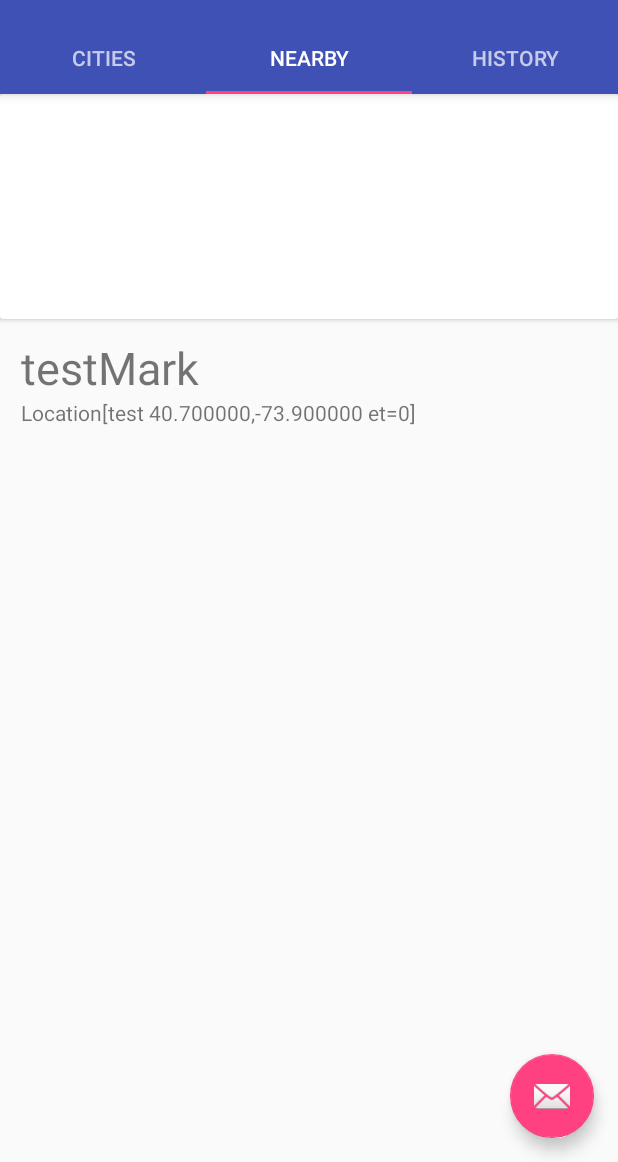
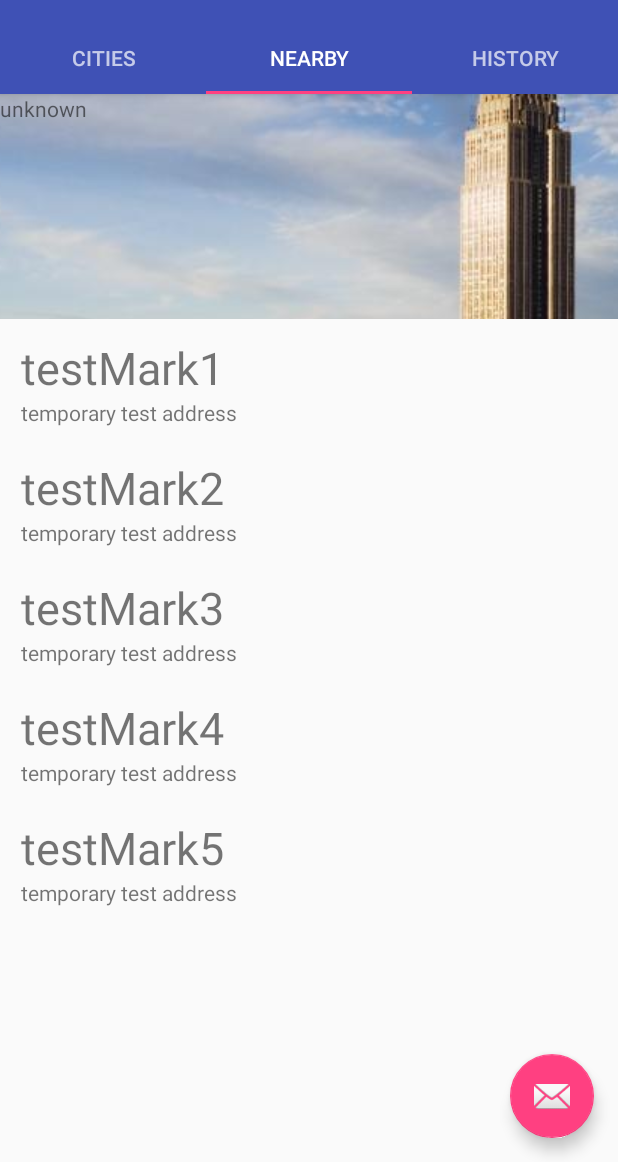
Before and after one commit to zebybez/SmartMobile, an Android app: the screen it shows after launch (MainActivity), tab 2 chosen, on a phone screen of 412 x 824 dp, the part 74-1236 px from its top. Run offline under Robolectric (Android 15) with nearby library versions, the phone set to English and light mode, and no system bars.

Commit message:
made location getting in NearbyFragment...

```diff
--- a/app/src/main/AndroidManifest.xml
+++ b/app/src/main/AndroidManifest.xml
@@ -21,4 +21,9 @@
         </activity>
     </application>
 
+    <!--PERMISSIONS-->
+    <uses-permission android:name="android.permission.ACCESS_FINE_LOCATION" />
+    <!-- Needed only if your app targets Android 5.0 (API level 21) or higher. -->
+    <uses-feature android:name="android.hardware.location.gps" />
+
 </manifest>
--- a/app/src/main/java/com/duo/app/bonnefoyage/Activity/MainActivity.java
+++ b/app/src/main/java/com/duo/app/bonnefoyage/Activity/MainActivity.java
@@ -1,5 +1,6 @@
 package com.duo.app.bonnefoyage.Activity;
 
+import android.content.Context;
 import android.location.Location;
 import android.support.design.widget.TabLayout;
 import android.support.design.widget.FloatingActionButton;
@@ -45,6 +46,7 @@ public class MainActivity extends AppCompatActivity {
      */
     private User user;
 
+
     @Override
     protected void onCreate(Bundle savedInstanceState) {
         super.onCreate(savedInstanceState);
@@ -78,12 +80,17 @@ public class MainActivity extends AppCompatActivity {
 
         //testing here
         user = new User("test@test.test", "testUser");
+
         Location location = new Location("test");
-        location.setLatitude(40.7);
-        location.setLongitude(-73.9);
+        location.setLatitude(54.7);
+        location.setLongitude(3.9);
 
         City city = new City("New York", location, R.drawable.empire_state_building);
-        city.addLandMark(new LandMark("testMark", location, AttractionType.Skyscraper));
+        city.addLandMark(new LandMark("testMark1", location, AttractionType.Skyscraper));
+        city.addLandMark(new LandMark("testMark2", location, AttractionType.Skyscraper));
+        city.addLandMark(new LandMark("testMark3", location, AttractionType.Skyscraper));
+        city.addLandMark(new LandMark("testMark4", location, AttractionType.Skyscraper));
+        city.addLandMark(new LandMark("testMark5", location, AttractionType.Skyscraper));
 
         user.addRecommendation(city);
         user.addRecommendation(new City("test2", new Location("fake"),R.drawable.empire_state_building));
@@ -176,5 +183,6 @@ public class MainActivity extends AppCompatActivity {
             }
             return null;
         }
+
     }
 }
--- a/app/src/main/java/com/duo/app/bonnefoyage/Activity/fragment/CityFragment.java
+++ b/app/src/main/java/com/duo/app/bonnefoyage/Activity/fragment/CityFragment.java
@@ -9,6 +9,7 @@ import android.view.LayoutInflater;
 import android.view.View;
 import android.view.ViewGroup;
 
+import com.duo.app.bonnefoyage.Enum.AttractionType;
 import com.duo.app.bonnefoyage.R;
 import com.duo.app.bonnefoyage.View.adapter.CityCardAdapter;
 import com.duo.app.bonnefoyage.domein.User;
--- a/app/src/main/java/com/duo/app/bonnefoyage/Activity/fragment/NearbyFragment.java
+++ b/app/src/main/java/com/duo/app/bonnefoyage/Activity/fragment/NearbyFragment.java
@@ -1,20 +1,43 @@
 package com.duo.app.bonnefoyage.Activity.fragment;
 
+import android.annotation.TargetApi;
+import android.content.Context;
+import android.content.DialogInterface;
+import android.content.Intent;
+import android.content.pm.PackageManager;
+import android.location.Address;
+import android.location.Geocoder;
+import android.location.Location;
+import android.location.LocationListener;
+import android.location.LocationManager;
+import android.os.Build;
 import android.os.Bundle;
 import android.support.annotation.Nullable;
+import android.support.v4.app.ActivityCompat;
 import android.support.v4.app.Fragment;
+import android.support.v4.content.ContextCompat;
+import android.support.v7.app.AlertDialog;
 import android.support.v7.widget.CardView;
 import android.support.v7.widget.LinearLayoutManager;
 import android.support.v7.widget.RecyclerView;
 import android.view.LayoutInflater;
 import android.view.View;
 import android.view.ViewGroup;
+import android.widget.ImageButton;
+import android.widget.TextView;
+import android.widget.Toast;
 
+import com.duo.app.bonnefoyage.Activity.data.IBonneRepo;
+import com.duo.app.bonnefoyage.Activity.data.TestDataBase;
+import com.duo.app.bonnefoyage.Manifest;
 import com.duo.app.bonnefoyage.R;
 import com.duo.app.bonnefoyage.View.adapter.CityCardAdapter;
 import com.duo.app.bonnefoyage.View.adapter.LandMarkAdapter;
 import com.duo.app.bonnefoyage.domein.City;
 import com.duo.app.bonnefoyage.domein.User;
+
+import java.io.IOException;
+import java.security.Permissions;
 
 /**
  * This is the fragment for the tabViewActivity, it will show a list of nearby LandMarks
@@ -31,38 +54,129 @@ public class NearbyFragment extends Fragment {
     private City currentCity;
     private CityCardAdapter.CityViewHolder cityViewHolder;
 
+    private LocationManager locationManager;
+    private Geocoder geo;
+
+    private Context context;
+    private IBonneRepo dataRepo;
+
+    private TextView textView;
+
     @Override
     public void onCreate(@Nullable Bundle savedInstanceState) {
         super.onCreate(savedInstanceState);
         Bundle args = getArguments();
         user = (User) args.getSerializable("user");
+        context = getActivity();
+        dataRepo = new TestDataBase();
         //todo get current city from user location. and get list of landmarks
         //todo start listening for location using gps
         //todo update list of landmarks on each location update.
+
+        //currentCity = getCity(user.getLocation());
+        geo = new Geocoder(context);
+
+        if(ContextCompat.checkSelfPermission(getActivity(), android.Manifest.permission.ACCESS_FINE_LOCATION) == PackageManager.PERMISSION_DENIED){
+            ActivityCompat.requestPermissions(getActivity(), new String[]{android.Manifest.permission.ACCESS_FINE_LOCATION}, getTargetRequestCode() );
+        }
+        listenForLocationUpdates();
+
+        Location tempLocation =locationManager.getLastKnownLocation(LocationManager.GPS_PROVIDER);
+        handleLocation(tempLocation);
         currentCity = user.getRecommendations().get(0);
-        //currentCity = getCity(user.getLocation());
+        //currentCity = user.getCurrentCity;
+    }
 
+    private void listenForLocationUpdates() {
+        // Acquire a reference to the system Location Manager
+        locationManager = (LocationManager) context.getSystemService(Context.LOCATION_SERVICE);
+
+        // Define a listener that responds to location updates
+        LocationListener locationListener = new LocationListener() {
+            public void onLocationChanged(Location location) {
+                // Called when a new location is found by the network location provider.
+                handleLocation(location);
+            }
+
+            public void onStatusChanged(String provider, int status, Bundle extras) {
+                Toast.makeText(context, provider+" changed", Toast.LENGTH_SHORT).show();
+                buildAlertMessageNoGps();
+            }
+
+            public void onProviderEnabled(String provider) {
+                Toast.makeText(context, provider+" enabled", Toast.LENGTH_SHORT).show();
+            }
+
+            public void onProviderDisabled(String provider) {
+                Toast.makeText(context, provider+" is disabled", Toast.LENGTH_SHORT).show();
+
+            }
+        };
+
+// Register the listener with the Location Manager to receive location updates
+        if(ContextCompat.checkSelfPermission(context, android.Manifest.permission.ACCESS_FINE_LOCATION) == PackageManager.PERMISSION_DENIED){
+            ActivityCompat.requestPermissions(getActivity(), new String[]{android.Manifest.permission.ACCESS_FINE_LOCATION}, getTargetRequestCode() );
+        }
+        locationManager.requestLocationUpdates(LocationManager.NETWORK_PROVIDER, 1, 1, locationListener);
+    }
+
+    private void buildAlertMessageNoGps() {
+        final AlertDialog.Builder builder = new AlertDialog.Builder(this.getContext());
+        builder.setMessage("This app requires your location")
+                .setCancelable(false)
+                .setPositiveButton("oke", new DialogInterface.OnClickListener() {
+                    public void onClick(final DialogInterface dialog, final int id) {
+                        startActivity(new Intent(android.provider.Settings.ACTION_LOCATION_SOURCE_SETTINGS));
+                    }
+                });
+        final AlertDialog alert = builder.create();
+        alert.show();
+    }
+
+    private void handleLocation(Location location){
+        if(location != null){
+            user.setLocation(location);
+            user.setCurrentCity(getCityFromLocation(location));
+            recyclerView.swapAdapter(new LandMarkAdapter(currentCity.getLandMarks(), user), false);
+        }
+    }
+
+    private City getCityFromLocation(Location location){
+        String reportedCity = "";
+        try {
+            Address address = geo.getFromLocation(location.getLatitude(), location.getLongitude(), 1).get(0);
+            reportedCity = address.getLocality();
+        } catch (IOException e) {
+            e.printStackTrace();
+        }
+        if(!reportedCity.isEmpty()){
+            City returnCity = dataRepo.getCity(reportedCity);
+            return returnCity;
+        }else {
+            return null;
+        }
     }
 
     @Override
     public View onCreateView(LayoutInflater inflater, ViewGroup container, Bundle savedInstanceState) {
         View rootView = inflater.inflate(R.layout.fragment_city_view, container, false);
 
-//        TextView textView = (TextView) rootView.findViewById(R.id.title_textView);
-//        textView.setText("Nearby landmarks");
+        textView = (TextView) rootView.findViewById(R.id.textView_currentLocation);
+        City city = user.getCurrentCity();
+        if(city !=null){
+            textView.setText(user.getCurrentCity().getName());
+        }else {
+            textView.setText("unknown");
+        }
 
-        //populate cardview
-//        cardView = (CardView) rootView.findViewById(R.id.cardView_City);
-//        cardView.inflate(this.getContext(), R.layout.card_city, container);
-//        cityViewHolder = new CityCardAdapter.CityViewHolder(cardView);
-//        cityViewHolder.imageButtonViewCity.setImageResource(currentCity.getImageID());
-//        cityViewHolder.cityTextView.setText(currentCity.getName());
-//        cityViewHolder.toggleLike.setVisibility(View.INVISIBLE);
+        //populate imageButton
+        ImageButton cityButton = (ImageButton) rootView.findViewById(R.id.imageButton_city);
+        cityButton.setImageResource(R.drawable.empire_state_building);
 
         //create recyclerview
         recyclerView = (RecyclerView) rootView.findViewById(R.id.recyclerView_LandMarks);
         recyclerView.setLayoutManager(new LinearLayoutManager(this.getContext()));
-        recyclerView.setAdapter(new LandMarkAdapter(currentCity.getLandMarks()));
+        recyclerView.setAdapter(new LandMarkAdapter(currentCity.getLandMarks(), user));
 
         return rootView;
     }
--- a/app/src/main/java/com/duo/app/bonnefoyage/View/adapter/LandMarkAdapter.java
+++ b/app/src/main/java/com/duo/app/bonnefoyage/View/adapter/LandMarkAdapter.java
@@ -8,6 +8,7 @@ import android.widget.TextView;
 
 import com.duo.app.bonnefoyage.R;
 import com.duo.app.bonnefoyage.domein.LandMark;
+import com.duo.app.bonnefoyage.domein.User;
 
 import java.util.List;
 
@@ -18,9 +19,11 @@ import java.util.List;
 public class LandMarkAdapter extends RecyclerView.Adapter<LandMarkAdapter.LandMarkViewHolder> {
 
     private List<LandMark> landMarks;
+    private User user;
 
-    public LandMarkAdapter(List<LandMark> landMarks){
+    public LandMarkAdapter(List<LandMark> landMarks, User user){
         this.landMarks = landMarks;
+        this.user = user;
     }
 
     @Override
@@ -36,8 +39,23 @@ public class LandMarkAdapter extends RecyclerView.Adapter<LandMarkAdapter.LandMa
 
     @Override
     public void onBindViewHolder(LandMarkViewHolder holder, int position) {
-        holder.textViewAddresAndDistance.setText(landMarks.get(position).getLocation().toString());//TODO change location to an address with distance from user, update list on activity load.
+        LandMark landMark = landMarks.get(position);
+        holder.textViewAddresAndDistance.setText(landMark.getAddress() /*+" "+ calcDistance(landMark)*/);
         holder.textViewName.setText(landMarks.get(position).getName());
+    }
+
+    /**
+     * returns the distance between the user and the landmark, in KM.
+     * @param landMark the landmark to calculate distance to.
+     * @return a string representing the distance
+     */
+    private String calcDistance(LandMark landMark) {
+        if(user.getLocation() != null){
+            return String.valueOf(landMark.getLocation().distanceTo(user.getLocation()) / 1000) + "KM";
+        }else{
+            return "unknown";
+        }
+
     }
 
 
--- a/app/src/main/java/com/duo/app/bonnefoyage/domein/LandMark.java
+++ b/app/src/main/java/com/duo/app/bonnefoyage/domein/LandMark.java
@@ -1,5 +1,6 @@
 package com.duo.app.bonnefoyage.domein;
 
+import android.location.Geocoder;
 import android.location.Location;
 
 import com.duo.app.bonnefoyage.Enum.AttractionType;
@@ -49,4 +50,9 @@ public class LandMark {
         allSubAttractions.remove(attraction);
     }
 
+    public String getAddress(){
+        return "temporary test address";
+        //TODO change location to an address.
+    }
+
 }
--- a/app/src/main/java/com/duo/app/bonnefoyage/domein/User.java
+++ b/app/src/main/java/com/duo/app/bonnefoyage/domein/User.java
@@ -21,10 +21,12 @@ public class User implements Serializable{
     private Location location;
     private List<LandMark> likedLocations;
     private List<City> recommendations;
+    private City currentCity;
 
     public User(String email, String name) {
         this.email = email;
         this.name = name;
+        currentCity = null;
 
         interests = new ArrayList<>();
         likedLocations = new ArrayList<>();
@@ -74,4 +76,12 @@ public class User implements Serializable{
     public void removeRecommendation(City toRemove){
         recommendations.remove(toRemove);
     }
+
+    public void setCurrentCity(City currentCity) {
+        this.currentCity = currentCity;
+    }
+
+    public City getCurrentCity(){
+        return currentCity;
+    }
 }
--- a/app/src/main/res/layout/fragment_city_view.xml
+++ b/app/src/main/res/layout/fragment_city_view.xml
@@ -12,11 +12,16 @@
         android:layout_alignParentBottom="true"
         android:layout_alignParentStart="true"
         tools:listitem="@layout/list_item_landmark"
-        android:layout_below="@+id/cardView_City" />
+        android:layout_below="@+id/imageButton_city" />
 
-    <android.support.v7.widget.CardView
-        android:id="@+id/cardView_City"
+    <android.support.v7.widget.AppCompatImageButton
+        android:id="@+id/imageButton_city"
         android:layout_width="match_parent"
-        android:layout_height="150dp"
-        android:layout_alignParentTop="true" />
+        android:layout_height="150dp" />
+
+    <TextView
+        android:id="@+id/textView_currentLocation"
+        android:layout_width="wrap_content"
+        android:layout_height="wrap_content"
+        android:text="Current location" />
 </RelativeLayout>
```
